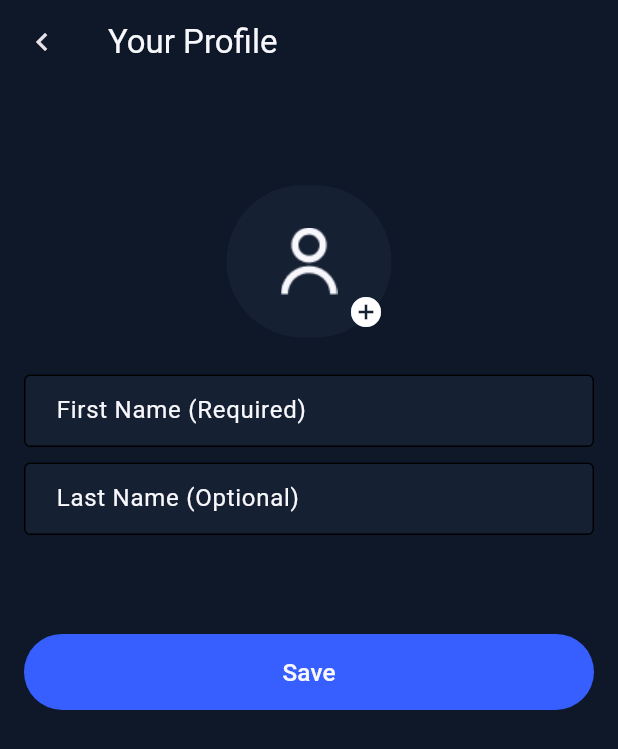
After one commit to Mohammed-Mahmoud0/LinkUp, a Flutter app: the ProfileScreen screen opened by its route, on a phone screen of 412 x 824 dp. The commit adds this screen. Shown: the top 749 px of the screen. Run offline on Flutter 3.47's test engine with Material 3 defaults, Android fonts, the phone set to English and light mode, and no system bars; our stand-ins replace firebase_core, flutter_screenutil; accounts and stored records are empty.

Commit message:
handle entering verification code ui and complete profile_screen ui

```diff
--- /dev/null
+++ b/lib/features/profile/profile_screen.dart
@@ -0,0 +1,92 @@
+import 'package:flutter/material.dart';
+import 'package:flutter_screenutil/flutter_screenutil.dart';
+import 'package:link_up/core/helpers/spacing.dart';
+import 'package:link_up/core/theming/colors.dart';
+import 'package:link_up/core/widgets/app_text_button.dart';
+import 'package:link_up/core/widgets/app_text_form_field.dart';
+import 'package:link_up/features/profile/widgets/profile_image_widget.dart';
+
+class ProfileScreen extends StatelessWidget {
+  const ProfileScreen({super.key});
+
+  @override
+  Widget build(BuildContext context) {
+    return Scaffold(
+      appBar: AppBar(
+        backgroundColor: Colors.transparent,
+        leading: GestureDetector(
+          child: const Icon(
+            Icons.keyboard_arrow_left,
+          ),
+          onTap: () {
+            Navigator.pop(context);
+          },
+        ),
+        title: const Text(
+          'Your Profile',
+          style: TextStyle(
+            color: ColorsManager.offWhite,
+          ),
+        ),
+      ),
+      body: Padding(
+        padding: const EdgeInsets.all(16.0),
+        child: Column(
+          crossAxisAlignment: CrossAxisAlignment.center,
+          children: [
+            verticalSpace(50.h),
+            const ProfileImageWidget(),
+            verticalSpace(24.h),
+            AppTextFormField(
+              backgroundColor: ColorsManager.dark,
+              contentPadding: EdgeInsets.symmetric(
+                horizontal: 16.w,
+                vertical: 12.h,
+              ),
+              enabledBorder: OutlineInputBorder(
+                borderRadius: BorderRadius.circular(4.r),
+              ),
+              focusedBorder: OutlineInputBorder(
+                borderRadius: BorderRadius.circular(4.r),
+              ),
+              hintText: 'First Name (Required)',
+              hintStyle: const TextStyle(
+                color: ColorsManager.offWhite,
+              ),
+              keyboardType: TextInputType.text,
+            ),
+            verticalSpace(10.h),
+            AppTextFormField(
+              backgroundColor: ColorsManager.dark,
+              contentPadding: EdgeInsets.symmetric(
+                horizontal: 16.w,
+                vertical: 12.h,
+              ),
+              enabledBorder: OutlineInputBorder(
+                borderRadius: BorderRadius.circular(4.r),
+              ),
+              focusedBorder: OutlineInputBorder(
+                borderRadius: BorderRadius.circular(4.r),
+              ),
+              hintText: 'Last Name (Optional)',
+              hintStyle: const TextStyle(
+                color: ColorsManager.offWhite,
+              ),
+              keyboardType: TextInputType.text,
+            ),
+            verticalSpace(64.h),
+            AppTextButton(
+              buttonText: 'Save',
+              textStyle: TextStyle(
+                color: ColorsManager.offWhite,
+                fontSize: 16.sp,
+              ),
+              borderRadius: 30.r,
+              onPressed: () {},
+            ),
+          ],
+        ),
+      ),
+    );
+  }
+}
--- /dev/null
+++ b/lib/features/profile/widgets/profile_image_widget.dart
@@ -0,0 +1,35 @@
+import 'package:flutter/material.dart';
+import 'package:flutter_screenutil/flutter_screenutil.dart';
+import 'package:link_up/core/theming/colors.dart';
+
+class ProfileImageWidget extends StatelessWidget {
+  const ProfileImageWidget({
+    super.key,
+  });
+
+  @override
+  Widget build(BuildContext context) {
+    return Stack(
+      children: [
+        Container(
+          height: 100.h,
+          width: 100.w,
+          decoration: BoxDecoration(
+            borderRadius: BorderRadius.circular(50.r),
+            color: ColorsManager.dark,
+          ),
+          child: Image.asset(
+            'assets/images/person.png',
+          ),
+        ),
+        const Positioned(
+          bottom: 5,
+          right: 5,
+          child: Icon(
+            Icons.add_circle,
+          ),
+        ),
+      ],
+    );
+  }
+}
--- a/lib/link_up.dart
+++ b/lib/link_up.dart
@@ -5,6 +5,7 @@ import 'package:link_up/core/theming/colors.dart';
 import 'package:link_up/features/login/login_screen.dart';
 import 'package:link_up/features/onboarding/onboarding_screen.dart';
 import 'package:link_up/features/phone_verfication/phone_verfication_screen.dart';
+import 'package:link_up/features/profile/profile_screen.dart';
 
 class LinkUp extends StatelessWidget {
   const LinkUp({super.key});
@@ -28,6 +29,7 @@ class LinkUp extends StatelessWidget {
           '/onboarding': (context) => const OnboardingScreen(),
           '/login': (context) => const LoginScreen(),
           '/phone_verification': (context) => PhoneVerificationScreen(),
+          '/profile':(context) => const ProfileScreen(),
         },
         initialRoute: '/onboarding',
       ),
```
Also changed, not shown: lib/features/phone_verfication/phone_verfication_screen.dart (+20 -2 lines), lib/features/phone_verfication/widgets/otp_input.dart (+43 -19 lines), assets/images/person.png (added).
